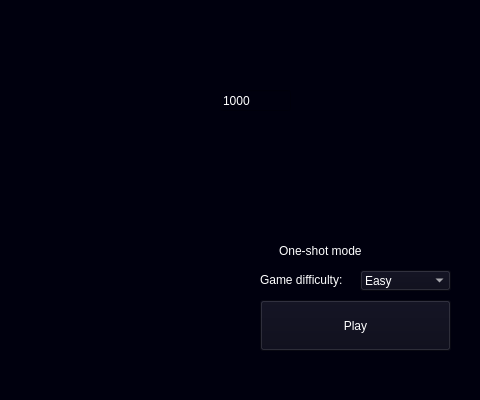
Before: the Qt Designer form files/config_menu.ui in vDeresh/Circle_Game, drawn with Qt 5; both pictures show x 320 to 800 and y 0 to 400 of the 800 by 400 pixel window.
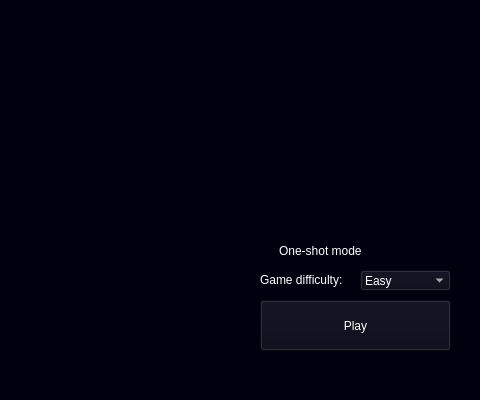
After: the same form once the commit is applied.

The edit to the form file:
```diff
--- a/files/config_menu.ui
+++ b/files/config_menu.ui
@@ -268,31 +268,6 @@
      <string extracomment="Opens GitHub game repository in defult browser"/>
     </property>
    </widget>
-   <widget class="QLineEdit" name="lineEdit">
-    <property name="enabled">
-     <bool>true</bool>
-    </property>
-    <property name="geometry">
-     <rect>
-      <x>540</x>
-      <y>90</y>
-      <width>71</width>
-      <height>21</height>
-     </rect>
-    </property>
-    <property name="acceptDrops">
-     <bool>false</bool>
-    </property>
-    <property name="styleSheet">
-     <string notr="true">background-color: rgba(0, 0, 14, 200)</string>
-    </property>
-    <property name="text">
-     <string>1000</string>
-    </property>
-    <property name="maxLength">
-     <number>4</number>
-    </property>
-   </widget>
   </widget>
   <widget class="QStatusBar" name="statusbar">
    <property name="sizeGripEnabled">
```
